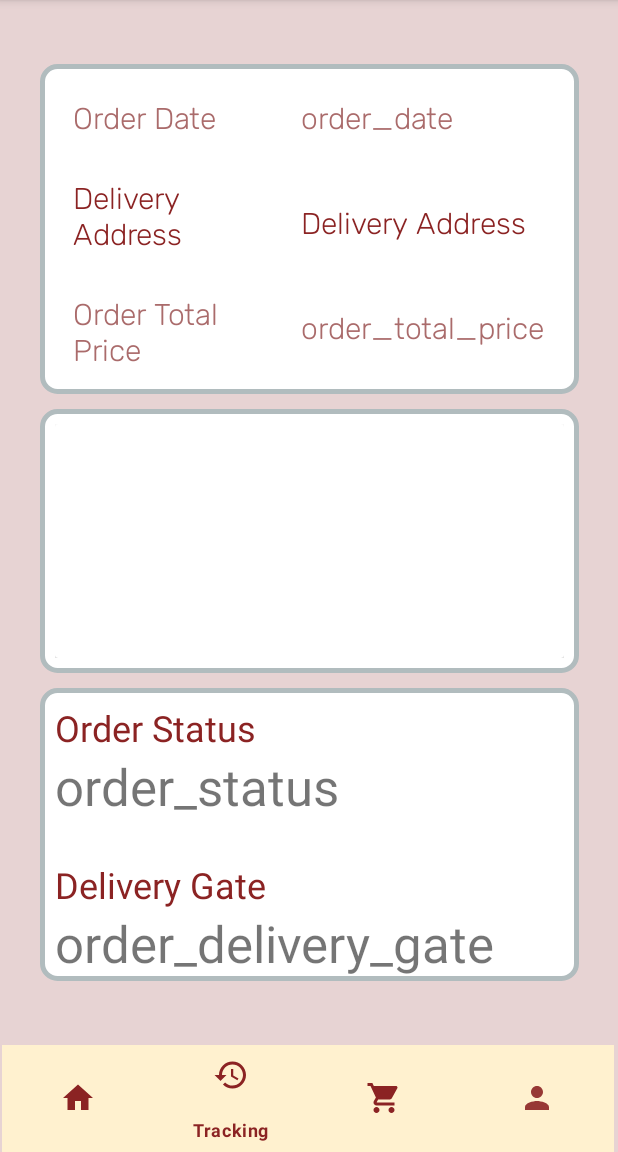
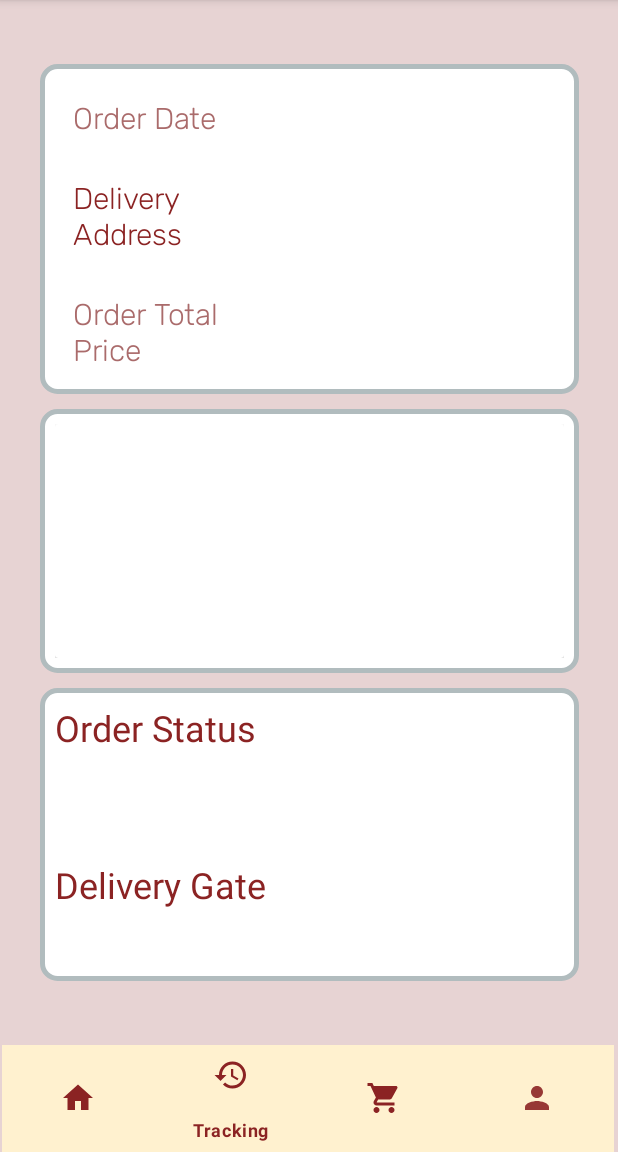
Before and after one commit to shehabadel/Wagba, an Android app: the HomeFragment screen opened directly, with no data from a screen before it, item 2 of the bottom bar chosen, on a phone screen of 412 x 824 dp, the part 84-1236 px from its top. Run offline under Robolectric (Android 15) with nearby library versions, the phone set to English and light mode, and no system bars; our stand-ins replace Firebase (no records; nobody signed in at launch, a user with empty details on screens opened directly), Picasso; pictures from the network do not load.

Commit message:
Removed commented code, restaurantName from previousOrders,
Made sure to set Empty strings in the tracking page if the orders are null.

```diff
--- a/app/src/main/java/com/example/wagba/PaymentActivity.java
+++ b/app/src/main/java/com/example/wagba/PaymentActivity.java
@@ -18,6 +18,7 @@ import com.example.wagba.fragments.HomeFragment;
 import com.example.wagba.models.CartModel;
 import com.example.wagba.models.OrderModel;
 
+import java.text.SimpleDateFormat;
 import java.util.Date;
 
 public class PaymentActivity extends AppCompatActivity {
@@ -45,7 +46,7 @@ public class PaymentActivity extends AppCompatActivity {
             @Override
             public void onClick(View view) {
                 Date date = new Date();
-                String orderID = "Order#"+ date.getDate();
+                String orderID = "Order#"+ new SimpleDateFormat("dd-MM-yyyy").format(new Date());
                 OrderModel order = new OrderModel(
                         cart,
                         "Ain Shams University",
--- a/app/src/main/java/com/example/wagba/fragments/HomeFragment.java
+++ b/app/src/main/java/com/example/wagba/fragments/HomeFragment.java
@@ -33,7 +33,6 @@ import java.util.Date;
 import java.util.Random;
 
 public class HomeFragment extends Fragment implements IRestaurantRecyclerView, IOrderRecyclerView{
-    //ArrayList<OrderModel> orderModels = new ArrayList<>();
     Random rand = new Random();
 
 
@@ -62,7 +61,6 @@ public class HomeFragment extends Fragment implements IRestaurantRecyclerView, I
     public View onCreateView(LayoutInflater inflater, ViewGroup container,
                              Bundle savedInstanceState) {
         View view=  inflater.inflate(R.layout.fragment_home, container, false);
-        //setupPreviousOrdersModels();
 
         /**
          * Restaurant ViewModel, RecyclerView, Adapter initialization
@@ -98,7 +96,6 @@ public class HomeFragment extends Fragment implements IRestaurantRecyclerView, I
         previousOrderViewModel.getPreviousOrders().observe(getViewLifecycleOwner(), new Observer<ArrayList<OrderModel>>() {
             @Override
             public void onChanged(ArrayList<OrderModel> orderModels) {
-                //Log.d("ORDERMOD",orderModels.get(0).getOrderStatus().toString());
                 prevOrdersAdapter.notifyDataSetChanged();
             }
         });
@@ -116,27 +113,6 @@ public class HomeFragment extends Fragment implements IRestaurantRecyclerView, I
 
         return view;
     }
-    /*private void setupPreviousOrdersModels(){
-
-        //TODO Remove this and use PreviousOrderViewModel
-        String[] restaurantNames = getResources().getStringArray(R.array.restaurant_names);
-        ArrayList<DishModel> dishMod = new ArrayList<DishModel>();
-        dishMod.add(new DishModel("Magdonal",50, "https://encrypted-tbn0.gstatic.com/images?q=tbn:ANd9GcTA4DMgrZm0yjXZ3Sn3lCXjqg8Q6AHqEjVe0f54zGj7&s"));
-        for(int i=0; i<4; i++){
-            int orderNo = rand.nextInt(10-5)+5;
-            float totalPrice =(float) (rand.nextInt(500-100)+100);
-            orderModels.add(new OrderModel(
-                    restaurantNames[i],
-                    Integer.toString(orderNo),
-                    "2022-14-12",
-                    dishMod,
-                    totalPrice,
-                    Status.COMPLETED
-            ));
-        }
-    }
-
-     */
     @Override
     public void onItemClick(int position) {
         Intent intent  = new Intent(getActivity(), RestaurantActivity.class );
--- a/app/src/main/java/com/example/wagba/fragments/TrackingFragment.java
+++ b/app/src/main/java/com/example/wagba/fragments/TrackingFragment.java
@@ -84,6 +84,15 @@ public class TrackingFragment extends Fragment {
                     orderTotalTXT.setText(Float.toString(orderModel.getOrderTotalPrice()));
                     orderDishes.addAll(orderModel.getOrderItems());
                     orderStatusTXT.setText(orderModel.getOrderStatus().toString());
+                    if(orderModel.getOrderStatus()==Status.COMPLETED){
+                        Toast.makeText(getContext(), "Order is completed successfully!", Toast.LENGTH_SHORT).show();
+                    }
+                }else{
+                    orderDateTXT.setText("");
+                    orderAddressTXT.setText("");
+                    orderGateTXT.setText("");
+                    orderTotalTXT.setText("");
+                    orderStatusTXT.setText("");
                 }
             }
         });
```
Also changed, not shown: app/src/main/java/com/example/wagba/adapters/PreviousOrdersRecViewAdapter.java (+2 -11 lines), app/src/main/res/layout/previous_orders_item.xml (+5 -15 lines).
